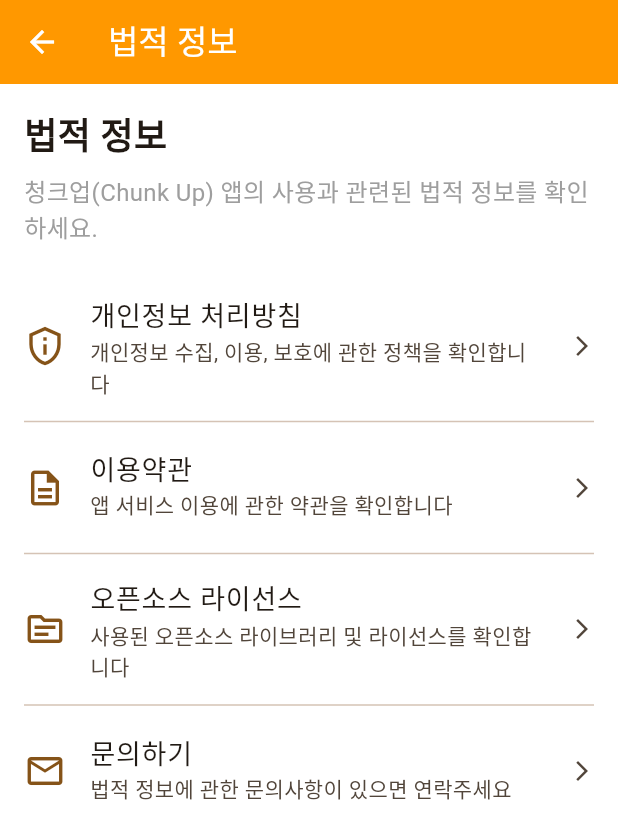
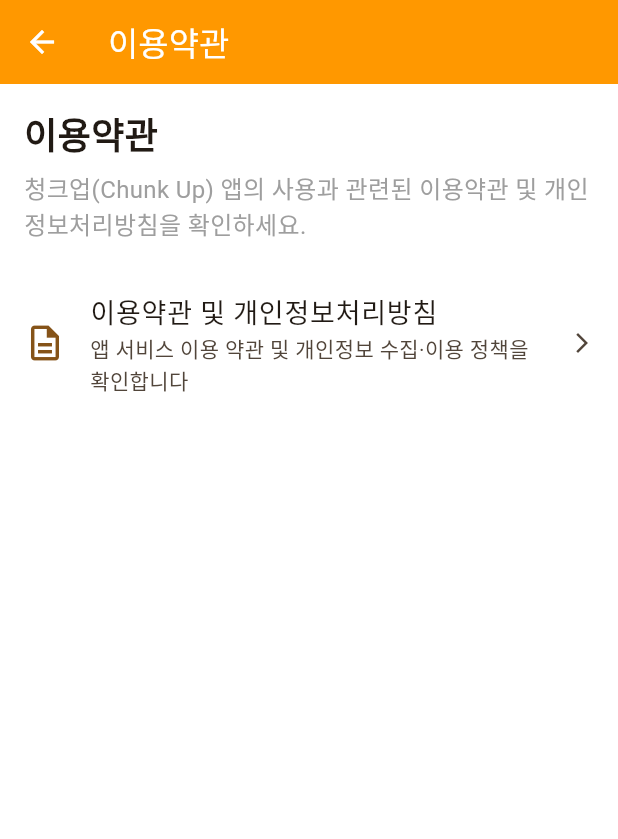
Before and after one commit to YeoJun1324/chunk_up, a Flutter app: the LegalInfoScreen screen opened directly, on a phone screen of 412 x 824 dp. Shown: the top 839 px of the screen. Run offline on Flutter 3.47's test engine with Material 3 defaults, Android fonts, the phone set to English and light mode, and no system bars; our stand-ins replace connectivity_plus, file_picker, fl_chart, flutter_local_notifications, flutter_riverpod, flutter_secure_storage and 11 more; missing offline and left inert: excel, googleapis, in_app_purchase_android, in_app_purchase_storekit, pluralize; accounts and stored records are empty.

Commit message:
Update legal information screens: Combine terms of service and privacy policy into one screen

```diff
--- a/lib/presentation/screens/legal_info_screen.dart
+++ b/lib/presentation/screens/legal_info_screen.dart
@@ -1,6 +1,5 @@
 import 'package:flutter/material.dart';
-import 'package:chunk_up/presentation/screens/privacy_policy_screen.dart';
-import 'package:chunk_up/presentation/screens/terms_of_service_screen.dart';
+import 'package:chunk_up/presentation/screens/terms_and_privacy_screen.dart';
 
 class LegalInfoScreen extends StatelessWidget {
   const LegalInfoScreen({Key? key}) : super(key: key);
@@ -9,7 +8,7 @@ class LegalInfoScreen extends StatelessWidget {
   Widget build(BuildContext context) {
     return Scaffold(
       appBar: AppBar(
-        title: const Text('법적 정보'),
+        title: const Text('이용약관'),
         elevation: 0,
       ),
       body: Padding(
@@ -18,7 +17,7 @@ class LegalInfoScreen extends StatelessWidget {
           crossAxisAlignment: CrossAxisAlignment.start,
           children: [
             const Text(
-              '법적 정보',
+              '이용약관',
               style: TextStyle(
                 fontSize: 24,
                 fontWeight: FontWeight.bold,
@@ -26,7 +25,7 @@ class LegalInfoScreen extends StatelessWidget {
             ),
             const SizedBox(height: 8),
             const Text(
-              '청크업(Chunk Up) 앱의 사용과 관련된 법적 정보를 확인하세요.',
+              '청크업(Chunk Up) 앱의 사용과 관련된 이용약관 및 개인정보처리방침을 확인하세요.',
               style: TextStyle(
                 fontSize: 16,
                 color: Colors.grey,
@@ -35,56 +34,15 @@ class LegalInfoScreen extends StatelessWidget {
             const SizedBox(height: 24),
             _buildLegalInfoItem(
               context,
-              '개인정보 처리방침',
-              '개인정보 수집, 이용, 보호에 관한 정책을 확인합니다',
-              Icons.privacy_tip_outlined,
-              () => Navigator.push(
-                context,
-                MaterialPageRoute(
-                  builder: (context) => const PrivacyPolicyScreen(),
-                ),
-              ),
-            ),
-            const Divider(),
-            _buildLegalInfoItem(
-              context,
-              '이용약관',
-              '앱 서비스 이용에 관한 약관을 확인합니다',
+              '이용약관 및 개인정보처리방침',
+              '앱 서비스 이용 약관 및 개인정보 수집·이용 정책을 확인합니다',
               Icons.description_outlined,
               () => Navigator.push(
                 context,
                 MaterialPageRoute(
-                  builder: (context) => const TermsOfServiceScreen(),
+                  builder: (context) => const TermsAndPrivacyScreen(),
                 ),
               ),
-            ),
-            const Divider(),
-            _buildLegalInfoItem(
-              context,
-              '오픈소스 라이선스',
-              '사용된 오픈소스 라이브러리 및 라이선스를 확인합니다',
-              Icons.source_outlined,
-              () => showLicensePage(
-                context: context,
-                applicationName: '청크업(Chunk Up)',
-                applicationVersion: '1.0.0',
-                applicationIcon: Padding(
-                  padding: const EdgeInsets.all(8.0),
-                  child: Image.asset(
-                    'assets/icons/app_icon.png',
-                    width: 48,
-                    height: 48,
-                  ),
-                ),
-              ),
-            ),
-            const Divider(),
-            _buildLegalInfoItem(
-              context,
-              '문의하기',
-              '법적 정보에 관한 문의사항이 있으면 연락주세요',
-              Icons.email_outlined,
-              () => _showContactDialog(context),
             ),
           ],
         ),
@@ -118,48 +76,4 @@ class LegalInfoScreen extends StatelessWidget {
       onTap: onTap,
     );
   }
-
-  void _showContactDialog(BuildContext context) {
-    showDialog(
-      context: context,
-      builder: (context) => AlertDialog(
-        title: const Text('문의하기'),
-        content: const Column(
-          mainAxisSize: MainAxisSize.min,
-          crossAxisAlignment: CrossAxisAlignment.start,
-          children: [
-            Text('법적 정보 관련 문의사항은 아래 이메일로 연락해주세요:'),
-            SizedBox(height: 16),
-            Row(
-              children: [
-                Icon(Icons.email, size: 20),
-                SizedBox(width: 8),
-                Text(
-                  'legal@chunkup.com',
-                  style: TextStyle(fontWeight: FontWeight.bold),
-                ),
-              ],
-            ),
-            SizedBox(height: 8),
-            Row(
-              children: [
-                Icon(Icons.support_agent, size: 20),
-                SizedBox(width: 8),
-                Text(
-                  'support@chunkup.com',
-                  style: TextStyle(fontWeight: FontWeight.bold),
-                ),
-              ],
-            ),
-          ],
-        ),
-        actions: [
-          TextButton(
-            onPressed: () => Navigator.pop(context),
-            child: const Text('확인'),
-          ),
-        ],
-      ),
-    );
-  }
 }
--- a/lib/presentation/screens/settings_screen.dart
+++ b/lib/presentation/screens/settings_screen.dart
@@ -668,8 +668,8 @@ class _SettingsScreenState extends State<SettingsScreen> {
               onTap: _launchEmail,
             ),
             ListTile(
-              title: const Text('법적 정보'),
-              subtitle: const Text('개인정보 처리방침, 이용약관 등'),
+              title: const Text('이용약관'),
+              subtitle: const Text('이용약관 및 개인정보처리방침'),
               leading: const Icon(Icons.assignment_outlined),
               onTap: () {
                 Navigator.push(
--- /dev/null
+++ b/lib/presentation/screens/terms_and_privacy_screen.dart
@@ -0,0 +1,336 @@
+import 'package:flutter/material.dart';
+
+class TermsAndPrivacyScreen extends StatefulWidget {
+  const TermsAndPrivacyScreen({Key? key}) : super(key: key);
+
+  @override
+  State<TermsAndPrivacyScreen> createState() => _TermsAndPrivacyScreenState();
+}
+
+class _TermsAndPrivacyScreenState extends State<TermsAndPrivacyScreen>
+    with SingleTickerProviderStateMixin {
+  late TabController _tabController;
+
+  @override
+  void initState() {
+    super.initState();
+    _tabController = TabController(length: 2, vsync: this);
+  }
+
+  @override
+  void dispose() {
+    _tabController.dispose();
+    super.dispose();
+  }
+
+  @override
+  Widget build(BuildContext context) {
+    return Scaffold(
+      appBar: AppBar(
+        title: const Text('이용약관'),
+        elevation: 0,
+        bottom: TabBar(
+          controller: _tabController,
+          tabs: const [
+            Tab(text: '이용약관'),
+            Tab(text: '개인정보처리방침'),
+          ],
+          labelColor: Theme.of(context).brightness == Brightness.dark
+              ? Colors.white
+              : Colors.black,
+          indicatorColor: Colors.orange,
+        ),
+      ),
+      body: TabBarView(
+        controller: _tabController,
+        children: const [
+          // 이용약관 탭
+          SingleChildScrollView(
+            padding: EdgeInsets.all(16.0),
+            child: Column(
+              crossAxisAlignment: CrossAxisAlignment.start,
+              children: [
+                Text(
+                  '이용약관',
+                  style: TextStyle(
+                    fontSize: 24,
+                    fontWeight: FontWeight.bold,
+                  ),
+                ),
+                SizedBox(height: 8),
+                Text('최종 업데이트: 2024년 5월 16일'),
+                SizedBox(height: 16),
+                TermsOfServiceContent(),
+              ],
+            ),
+          ),
+          // 개인정보처리방침 탭
+          SingleChildScrollView(
+            padding: EdgeInsets.all(16.0),
+            child: Column(
+              crossAxisAlignment: CrossAxisAlignment.start,
+              children: [
+                Text(
+                  '개인정보처리방침',
+                  style: TextStyle(
+                    fontSize: 24,
+                    fontWeight: FontWeight.bold,
+                  ),
+                ),
+                SizedBox(height: 8),
+                Text('최종 업데이트: 2024년 5월 16일'),
+                SizedBox(height: 16),
+                PrivacyPolicyContent(),
+              ],
+            ),
+          ),
+        ],
+      ),
+    );
+  }
+}
+
+class TermsOfServiceContent extends StatelessWidget {
+  const TermsOfServiceContent({Key? key}) : super(key: key);
+
+  @override
+  Widget build(BuildContext context) {
+    return Column(
+      crossAxisAlignment: CrossAxisAlignment.start,
+      children: [
+        _buildSection(
+          '제1조 (목적)',
+          '이 약관은 청크업(Chunk Up) 애플리케이션(이하 "앱")을 제공하는 회사(이하 "회사")와 앱을 이용하는 사용자(이하 "사용자") 간의 권리, 의무 및 책임사항을 규정함을 목적으로 합니다.',
+        ),
+        _buildSection(
+          '제2조 (용어의 정의)',
+          '''이 약관에서 사용하는 용어의 정의는 다음과 같습니다:
+
+1. "앱"이란 회사가 제공하는 '청크업(Chunk Up)' 애플리케이션을 의미합니다.
+2. "사용자"란 앱을 설치하고 이용하는 모든 자연인 또는 법인을 의미합니다.
+3. "콘텐츠"란 앱을 통해 제공되는 모든 정보, 데이터, 텍스트, 이미지, 소리, 동영상 등을 의미합니다.
+4. "단어장"이란 사용자가 앱 내에서 생성하고 관리하는 어휘 학습 리스트를 의미합니다.
+5. "청크"란 어휘를 맥락화하여 학습할 수 있도록 구성된 텍스트 단위를 의미합니다.''',
+        ),
+        _buildSection(
+          '제3조 (약관의 게시 및 변경)',
+          '''1. 회사는 이 약관의 내용을 사용자가 쉽게 알 수 있도록 앱 내 또는 회사 웹사이트에 게시합니다.
+
+2. 회사는 필요한 경우 「약관의 규제에 관한 법률」, 「정보통신망 이용촉진 및 정보보호 등에 관한 법률」, 「개인정보 보호법」 등 관련 법령을 위반하지 않는 범위에서 이 약관을 변경할 수 있습니다.
+
+3. 회사가 약관을 변경하는 경우에는 적용일자 및 변경사유를 명시하여 변경 약관 적용일로부터 최소 7일 전부터 앱 내 공지사항을 통해 고지합니다. 단, 사용자에게 불리한 약관 변경의 경우에는 최소 30일 전부터 고지합니다.
+
+4. 변경된 약관은 공지된 적용일자부터 효력이 발생하며, 사용자가 약관 변경 공지 후에도 앱을 계속 이용하는 경우 변경된 약관에 동의한 것으로 간주합니다.''',
+        ),
+        _buildSection(
+          '제4조 (서비스의 내용)',
+          '''회사가 제공하는 서비스의 내용은 다음과 같습니다:
+
+1. 단어장 생성 및 관리 서비스
+2. 어휘 학습 및 복습 기능 제공
+3. 맥락화된 어휘 학습을 위한 청크 생성 및 관리
+4. 학습 진행 상황 분석 및 통계 제공
+5. 그 외 어학 학습과 관련하여 회사가 제공하는 부가 서비스''',
+        ),
+        _buildSection(
+          '제5조 (서비스 이용)',
+          '''1. 앱 서비스 이용은 회사의 업무상 또는 기술상 특별한 지장이 없는 한 연중무휴, 1일 24시간 제공됩니다.
+
+2. 회사는 앱 서비스를 일정 범위로 분할하여 각 범위별로 이용 가능 시간을 별도로 정할 수 있습니다. 이 경우 그 내용을 사용자에게 공지합니다.
+
+3. 회사는 다음 각 호에 해당하는 경우 서비스의 전부 또는 일부를 제한하거나 중지할 수 있습니다:
+   a. 서비스용 설비의 점검, 교체, 고장, 통신 두절 등의 사유가 발생한 경우
+   b. 천재지변, 국가비상사태, 정전, 서비스 설비의 장애 등 불가항력적 사유가 발생한 경우
+   c. 서비스 이용의 폭주 등으로 인하여 서비스 이용에 지장이 있는 경우
+   d. 기타 회사의 업무상 또는 기술상 서비스 제공이 곤란한 경우
+
+4. 제3항에 의한 서비스 중단의 경우 회사는 제7조에 정한 방법으로 사용자에게 통지합니다. 다만, 회사가 통제할 수 없는 사유로 인한 서비스 중단으로 인하여 사전 통지가 불가능한 경우에는 예외로 합니다.''',
+        ),
+        _buildSection(
+          '제6조 (회원가입 및 계정)',
+          '''1. 앱은 기본적으로 계정 생성 없이 사용할 수 있습니다. 다만, 회사가 제공하는 특정 서비스를 이용하기 위해서는 회원가입이 필요할 수 있습니다.
+
+2. 회원가입이 필요한 경우, 사용자는 회사가 요청하는 정보를 정확하게 제공해야 합니다.
+
+3. 사용자는 자신의 계정 정보를 안전하게 관리할 책임이 있으며, 계정 정보 유출로 인한 피해는 사용자 본인이 책임을 부담합니다. 단, 회사의 고의 또는 과실로 인한 경우는 예외로 합니다.
+
+4. 사용자는 계정 정보가 도용되거나 제3자가 무단으로 사용하고 있음을 인지한 경우 즉시 회사에 통지하고 회사의 안내에 따라야 합니다.''',
+        ),
+        _buildSection(
+          '제7조 (사용자에 대한 통지)',
+          '''1. 회사가 사용자에 대한 통지를 하는 경우, 앱 내 공지사항 게시, 푸시 알림, 이메일 등의 방법으로 할 수 있습니다.
+
+2. 회사는 불특정 다수 사용자에 대한 통지의 경우, 앱 내 공지사항에 게시함으로써 개별 통지에 갈음할 수 있습니다.
+
+3. 사용자는 회사의 통지사항을 수시로 확인하여야 하며, 미확인으로 인한 불이익에 대해서는 회사의 고의 또는 중과실이 없는 한 책임을 지지 않습니다.''',
+        ),
+        _buildSection(
+          '제8조 (지식재산권 및 콘텐츠 이용)',
+          '''1. 회사가 제공하는 앱 및 콘텐츠에 대한 저작권, 특허권, 상표권 등 모든 지식재산권은 회사 또는 해당 권리자에게 귀속됩니다.
+
+2. 사용자는 회사가 제공하는 서비스를 이용하여 얻은 정보를 회사의 사전 승낙 없이 복제, 전송, 출판, 배포, 방송 등 기타 방법에 의하여 영리 목적으로 이용하거나 제3자에게 이용하게 할 수 없습니다.
+
+3. 사용자가 앱 내에서 생성한 단어장, 청크 등의 콘텐츠에 대한 저작권은 원칙적으로 사용자 본인에게 있습니다.
+
+4. 사용자는 자신이 생성한 콘텐츠를 앱 내에서 관리할 수 있으며, 언제든지 삭제할 수 있습니다.
+
+5. 사용자는 자신이 앱에 게시한 콘텐츠에 대해 회사가 서비스 운영, 개선 및 홍보 등의 목적으로 사용하는 것을 허락합니다. 단, 회사는 사용자의 콘텐츠를 외부에 공개할 경우 사용자의 별도 동의를 받아야 합니다.''',
+        ),
+        _buildSection(
+          '제9조 (권리 및 의무)',
+          '''1. 회사의 권리 및 의무
+   a. 회사는 안정적인 서비스 제공을 위해 최선을 다합니다.
+   b. 회사는 서비스 이용과 관련하여 사용자로부터 제기된 의견이나 불만이 정당하다고 인정할 경우 이를 처리하여야 합니다.
+   c. 회사는 개인정보 보호 법령이 정하는 바에 따라 사용자의 개인정보를 보호하기 위한 조치를 취합니다.
+   d. 회사는 서비스의 제공에 필요한 경우 정기점검을 실시할 수 있으며, 이는 사전에 공지합니다.
+
+2. 사용자의 권리 및 의무
+   a. 사용자는 본 약관 및 관련 법령을 준수하여야 합니다.
+   b. 사용자는 회사의 동의 없이 서비스를 이용하여 영업활동을 할 수 없습니다.
+   c. 사용자는 다음 각 호에 해당하는 행위를 해서는 안 됩니다:
+      - 타인의 저작권을 침해하는 행위
+      - 앱의 운영을 방해하는 행위
+      - 타인의 명예를 훼손하거나 불이익을 주는 행위
+      - 앱을 이용하여 법령에 위반되는 행위를 하는 경우
+      - 기타 본 약관에서 금지하는 행위
+   d. 사용자는 자신의 데이터를 백업하는 것에 대한 책임이 있습니다.''',
+        ),
+        _buildSection(
+          '제10조 (연락처)',
+          '''회사 연락처 및 문의처는 다음과 같습니다:
+
+1. 일반 문의: support@chunkup.app
+2. 개인정보 관련 문의: privacy@chunkup.app''',
+        ),
+        _buildSection(
+          '제11조 (기타)',
+          '''1. 본 약관에 명시되지 않은 사항은 관련 법령 및 회사가 정한 서비스의 세부이용지침 등의 규정에 따릅니다.
+
+2. 회사는 필요한 경우 서비스 내의 개별 서비스에 대한 세부이용지침을 정할 수 있으며, 해당 내용은 앱 내에 게시합니다.
+
+3. 본 약관의 시행일은 2024년 5월 16일입니다.''',
+        ),
+        const SizedBox(height: 32),
+      ],
+    );
+  }
+
+  Widget _buildSection(String title, String content) {
+    return Column(
+      crossAxisAlignment: CrossAxisAlignment.start,
+      children: [
+        Text(
+          title,
+          style: const TextStyle(
+            fontSize: 18,
+            fontWeight: FontWeight.bold,
+          ),
+        ),
+        const SizedBox(height: 8),
+        Text(
+          content,
+          style: const TextStyle(
+            fontSize: 16,
+            height: 1.5,
+          ),
+        ),
+        const SizedBox(height: 24),
+      ],
+    );
+  }
+}
+
+class PrivacyPolicyContent extends StatelessWidget {
+  const PrivacyPolicyContent({Key? key}) : super(key: key);
+
+  @override
+  Widget build(BuildContext context) {
+    return Column(
+      crossAxisAlignment: CrossAxisAlignment.start,
+      children: [
+        _buildSection(
+          '1. 개인정보 수집 항목 및 이용 목적',
+          '''Chunk Up('https://github.com/YeoJun1324/chunk_up')은 다음의 목적을 위해 필요한 최소한의 개인정보를 수집합니다.
+
+- 앱 사용 기록 및 학습 데이터: 사용자 맞춤형 학습 경험 제공 및 서비스 개선
+- 단말기 정보 (OS 버전, 모델명): 서비스 최적화 및 버그 수정''',
+        ),
+        _buildSection(
+          '2. 개인정보의 보유 및 이용 기간',
+          '''사용자의 개인정보는 서비스 이용 종료 시 또는 사용자가 개인정보 삭제를 요청할 경우 지체 없이 파기됩니다. 단, 다음의 정보에 대해서는 아래의 이유로 명시한 기간 동안 보존합니다.
+
+- 관련 법령에 의한 보존 필요성이 있는 경우: 관계 법령에서 정한 기간''',
+        ),
+        _buildSection(
+          '3. 개인정보의 파기 절차 및 방법',
+          '''사용자의 개인정보는 목적이 달성된 후 별도의 데이터베이스로 옮겨져(종이의 경우 별도의 서류함) 내부 방침 및 기타 관련 법령에 따라 일정 기간 저장된 후 파기됩니다. 이때 데이터베이스로 옮겨진 개인정보는 법률에 의한 경우를 제외하고 다른 목적으로 이용되지 않습니다.''',
+        ),
+        _buildSection(
+          '4. 사용자 권리와 행사 방법',
+          '''사용자는 개인정보 열람, 정정, 삭제, 처리정지 요구 등의 권리를 행사할 수 있으며, 이를 위해 앱 내 설정 메뉴를 이용하거나 연락처로 요청할 수 있습니다.''',
+        ),
+        _buildSection(
+          '5. 개인정보의 안전성 확보 조치',
+          '''Chunk Up은 사용자의 개인정보를 안전하게 처리하기 위해 다음과 같은 기술적, 관리적 조치를 취하고 있습니다:
+- 중요 데이터의 암호화
+- 접근 제어 시스템 구축
+- 개인정보 위험 요소 모니터링''',
+        ),
+        _buildSection(
+          '6. 제3자 정보 제공',
+          '''Chunk Up은 사용자의 개인정보를 제3자에게 제공하지 않습니다. 단, 다음의 경우는 예외로 합니다:
+- 사용자의 명시적 동의가 있는 경우
+- 법령에 의한 경우''',
+        ),
+        _buildSection(
+          '7. 개인정보 자동 수집 장치의 설치/운영 및 거부에 관한 사항',
+          '''Chunk Up은 사용자 경험 향상을 위해 기기 내 로컬 저장소(Shared Preferences, 캐시 등)를 사용합니다. 사용자는 앱 설정을 통해 이를 제한할 수 있습니다.''',
+        ),
+        _buildSection(
+          '8. 개인정보 보호책임자 및 데이터 삭제 요청',
+          '''개인정보 보호에 관한 문의사항은 아래 연락처로 문의해 주시기 바랍니다.
+- 개인정보 관련 문의: privacy@chunkup.app
+- 일반 문의 및 지원: support@chunkup.app
+
+사용자는 privacy@chunkup.app 이메일로 계정 및 관련 데이터 삭제를 요청할 수 있습니다. 요청 시 다음 정보를 포함해 주세요:
+1. 제목에 "데이터 삭제 요청" 포함
+2. 사용 중인 기기 모델명
+3. 앱 설치일(대략적인 날짜)
+
+요청을 받은 후 영업일 기준 7일 이내에 처리하겠습니다.''',
+        ),
+        _buildSection(
+          '9. 개인정보처리방침 변경',
+          '''이 개인정보처리방침은 법령, 정책 또는 보안 기술의 변경에 따라 변경될 수 있습니다. 변경 사항은 앱 또는 웹사이트를 통해 공지됩니다.
+
+시행일자: 2024년 5월 16일''',
+        ),
+        const SizedBox(height: 32),
+      ],
+    );
+  }
+
+  Widget _buildSection(String title, String content) {
+    return Column(
+      crossAxisAlignment: CrossAxisAlignment.start,
+      children: [
+        Text(
+          title,
+          style: const TextStyle(
+            fontSize: 18,
+            fontWeight: FontWeight.bold,
+          ),
+        ),
+        const SizedBox(height: 8),
+        Text(
+          content,
+          style: const TextStyle(
+            fontSize: 16,
+            height: 1.5,
+          ),
+        ),
+        const SizedBox(height: 24),
+      ],
+    );
+  }
+}
```
